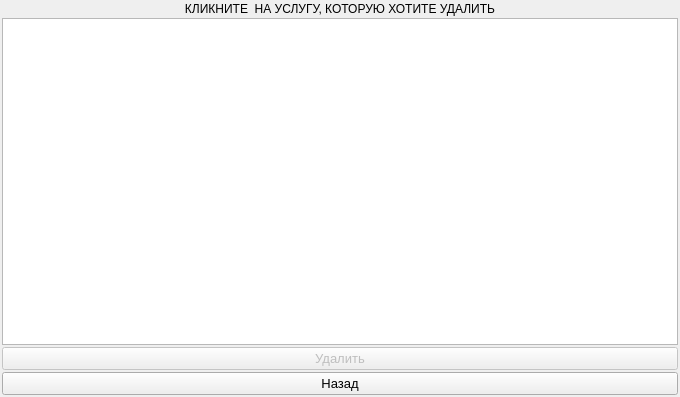
Above: code/form_for_delete_service.ui from Alex-Sidorov/SEFOLL before the change. Below: the same form after it.
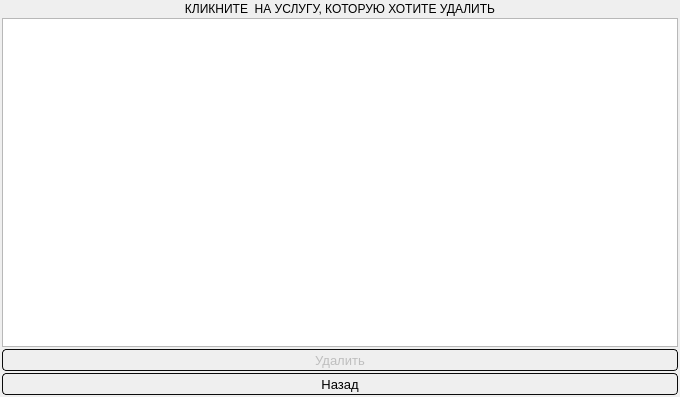
That is the form after the change.

What changed in the file:
```diff
--- a/code/form_for_delete_service.ui
+++ b/code/form_for_delete_service.ui
@@ -67,6 +67,12 @@
      <property name="autoFillBackground">
       <bool>false</bool>
      </property>
+     <property name="styleSheet">
+      <string notr="true">
+background-color: qlineargradient(x1: 0, y1: 0, x2: 0, y2: 1,
+                                      stop: 0 #dadbde, stop: 1 #f6f7fa);
+</string>
+     </property>
      <property name="frameShape">
       <enum>QFrame::StyledPanel</enum>
      </property>
@@ -179,7 +185,7 @@
        </font>
       </property>
       <property name="textAlignment">
-       <set>AlignHCenter|AlignVCenter|AlignCenter</set>
+       <set>AlignCenter</set>
       </property>
       <property name="foreground">
        <brush brushstyle="SolidPattern">
@@ -203,7 +209,7 @@
        </font>
       </property>
       <property name="textAlignment">
-       <set>AlignHCenter|AlignVCenter|AlignCenter</set>
+       <set>AlignCenter</set>
       </property>
      </column>
     </widget>
@@ -218,6 +224,22 @@
        <pointsize>10</pointsize>
       </font>
      </property>
+     <property name="styleSheet">
+      <string notr="true">QPushButton
+{ 
+border-radius : 4px;
+border: 1px solid;
+border-color: rgb(11, 11, 11);
+height:20;
+width:140;
+background-color: qlineargradient(x1: 0, y1: 0, x2: 0, y2: 1,
+                                      stop: 0 #dadbde, stop: 1 #f6f7fa);
+}
+QPushButton::pressed {
+    background-color:qlineargradient(x1: 0, y1: 0, x2: 0, y2: 1,
+                                      stop: 0 rgb(251, 252, 255), stop: 1 #f6f7fa);
+}</string>
+     </property>
      <property name="text">
       <string>Удалить</string>
      </property>
@@ -230,6 +252,22 @@
        <pointsize>10</pointsize>
       </font>
      </property>
+     <property name="styleSheet">
+      <string notr="true">QPushButton
+{ 
+border-radius : 4px;
+border: 1px solid;
+border-color: rgb(11, 11, 11);
+height:20;
+width:140;
+background-color: qlineargradient(x1: 0, y1: 0, x2: 0, y2: 1,
+                                      stop: 0 #dadbde, stop: 1 #f6f7fa);
+}
+QPushButton::pressed {
+    background-color:qlineargradient(x1: 0, y1: 0, x2: 0, y2: 1,
+                                      stop: 0 rgb(251, 252, 255), stop: 1 #f6f7fa);
+}</string>
+     </property>
      <property name="text">
       <string>Назад</string>
      </property>
```
Left out of the diff: 12 changed lines with no effect on the pictures.
